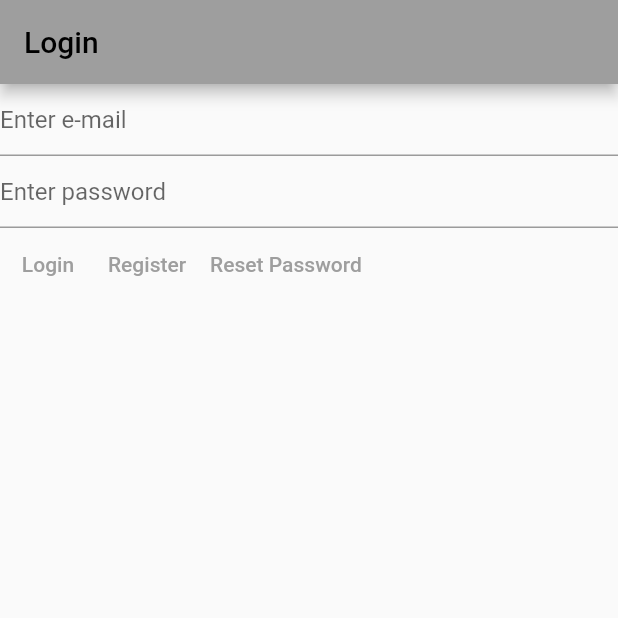
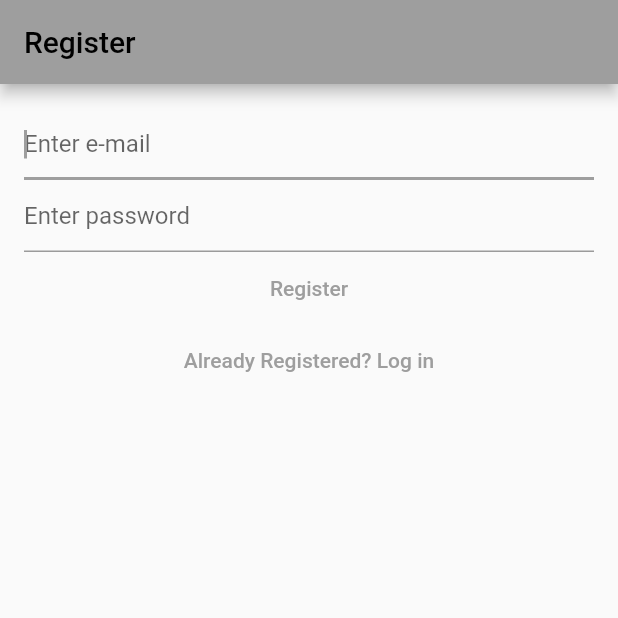
Before and after one commit to miguelfelipegama/notepad_app, a Flutter app: the screen it shows after launch, after a tap on "Register", on a phone screen of 412 x 824 dp, the top half of it. Run offline on Flutter 3.47's test engine with Material 2 defaults, Android fonts, the phone set to English and light mode, and no system bars; our stand-ins replace bloc, cloud_firestore, equatable, firebase_auth, firebase_core, flutter_bloc and 2 more; accounts and stored records are empty; network calls fail.

Commit message:
Corrige mensagens de erro adiciona padding

```diff
--- a/lib/main.dart
+++ b/lib/main.dart
@@ -44,7 +44,7 @@ class HomePage extends StatelessWidget {
           return const VerifyEmailView();
         } else if (state is AuthStateLoggedOut) {
           return const LoginView();
-        } else if (state is AuthEventRegisterView) {
+        } else if (state is AuthStateRegistering) {
           return const RegisterView();
         } else if (state is AuthStateForgotPasswd) {
           return const ForgotPasswdView();
--- a/lib/services/auth/bloc/auth_bloc.dart
+++ b/lib/services/auth/bloc/auth_bloc.dart
@@ -9,6 +9,10 @@ class AuthBloc extends Bloc<AuthEvent, AuthState> {
     on<AuthEventSendEmail>((event, emit) async {
       await provider.sendEmailVerification();
       emit(state);
+    });
+
+    on<AuthEventRegisterView>((event, emit) {
+      emit(const AuthStateRegistering(exception: null, isLoading: false));
     });
 
     on<AuthEventForgotPasswd>((event, emit) async {
@@ -29,7 +33,6 @@ class AuthBloc extends Bloc<AuthEvent, AuthState> {
         didSend = false;
         psswdException = e;
       }
-      print(psswdException);
       emit(AuthStateForgotPasswd(
         isLoading: false,
         exception: psswdException,
--- a/lib/views/login_view.dart
+++ b/lib/views/login_view.dart
@@ -57,7 +57,9 @@ class _LoginViewState extends State<LoginView> {
       },
       child: Scaffold(
           appBar: AppBar(title: const Text('Login')),
-          body: Column(children: [
+          body: Padding(
+            padding: const EdgeInsets.all(16.0),
+            child: Column(children: [
               TextField(
                 decoration: const InputDecoration(hintText: 'Enter e-mail'),
                 enableSuggestions: false,
@@ -99,7 +101,8 @@ class _LoginViewState extends State<LoginView> {
                     },
                     child: const Text("Reset Password"))
               ])
-          ])),
+            ]),
+          )),
     );
   }
 }
--- a/lib/views/register_view.dart
+++ b/lib/views/register_view.dart
@@ -50,16 +50,22 @@ class _RegisterViewState extends State<RegisterView> {
       },
       child: Scaffold(
           appBar: AppBar(title: const Text('Register')),
-          body: Column(children: [
+          body: Padding(
+            padding: const EdgeInsets.all(16.0),
+            child: Column(
+                crossAxisAlignment: CrossAxisAlignment.center,
+                children: [
                   TextField(
                     decoration: const InputDecoration(hintText: 'Enter e-mail'),
                     enableSuggestions: false,
                     autocorrect: false,
                     keyboardType: TextInputType.emailAddress,
                     controller: _email,
+                    autofocus: true,
                   ),
                   TextField(
-              decoration: const InputDecoration(hintText: 'Enter password'),
+                    decoration:
+                        const InputDecoration(hintText: 'Enter password'),
                     controller: _password,
                     obscureText: true,
                     enableSuggestions: false,
@@ -70,16 +76,16 @@ class _RegisterViewState extends State<RegisterView> {
                       onPressed: () async {
                         final email = _email.text;
                         final password = _password.text;
-                  context
-                      .read<AuthBloc>()
-                      .add(AuthEventRegister(email: email, password: password));
+                        context.read<AuthBloc>().add(AuthEventRegister(
+                            email: email, password: password));
                       }),
                   TextButton(
                       onPressed: (() {
                         context.read<AuthBloc>().add(const AuthEventLogOut());
                       }),
                       child: const Text('Already Registered? Log in'))
-          ])),
+                ]),
+          )),
     );
   }
 }
```
Also changed, not shown: pubspec.lock, 1 other file. Lines whose indentation alone changed are shown as unchanged.
